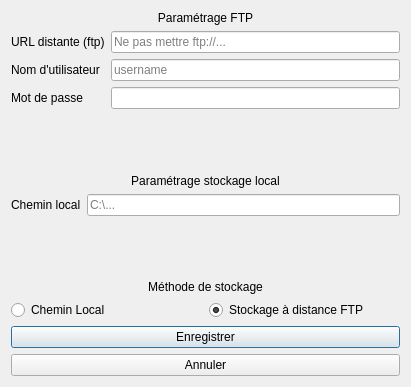
The window that src/views/Setup.ui (LinkIsACake/PTUT-CoffreFortElectronique) describes before a commit, drawn with Qt 5.
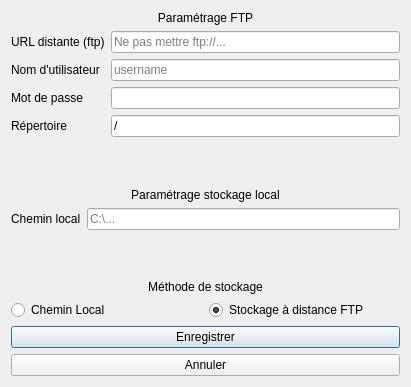
The same window after the commit.

Commit message: fix attribut dir FtpController

Diff of the .ui file:
```diff
--- a/src/views/Setup.ui
+++ b/src/views/Setup.ui
@@ -77,6 +77,20 @@
        </property>
       </widget>
      </item>
+     <item row="4" column="0">
+      <widget class="QLabel" name="repertoireLabel">
+       <property name="text">
+        <string>Répertoire</string>
+       </property>
+      </widget>
+     </item>
+     <item row="4" column="1">
+      <widget class="QLineEdit" name="repertoireLineEdit">
+       <property name="text">
+        <string>/</string>
+       </property>
+      </widget>
+     </item>
     </layout>
    </item>
    <item>
```
The commit also changes 2 other files.
